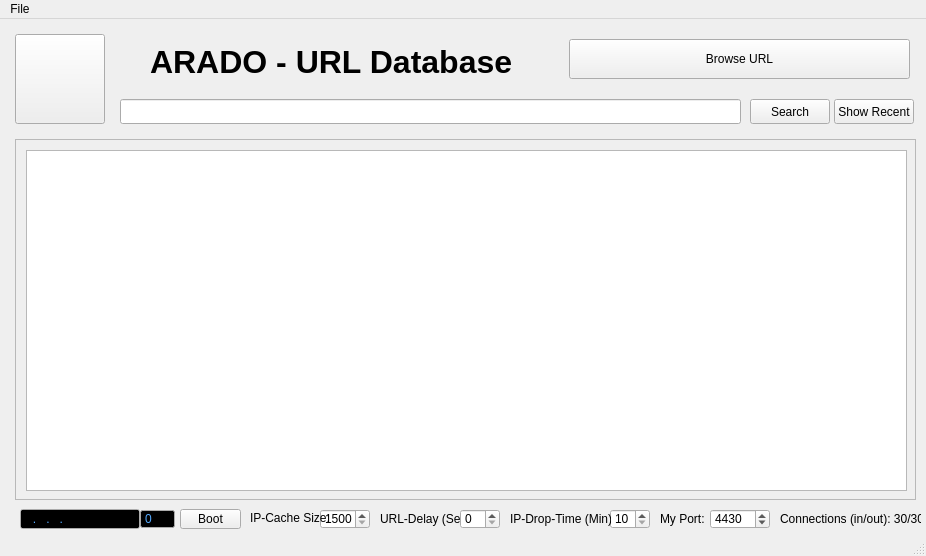
This is ui/aradomain.ui in berndhs/arado as Qt 5 draws it before an edit. The edited form follows.
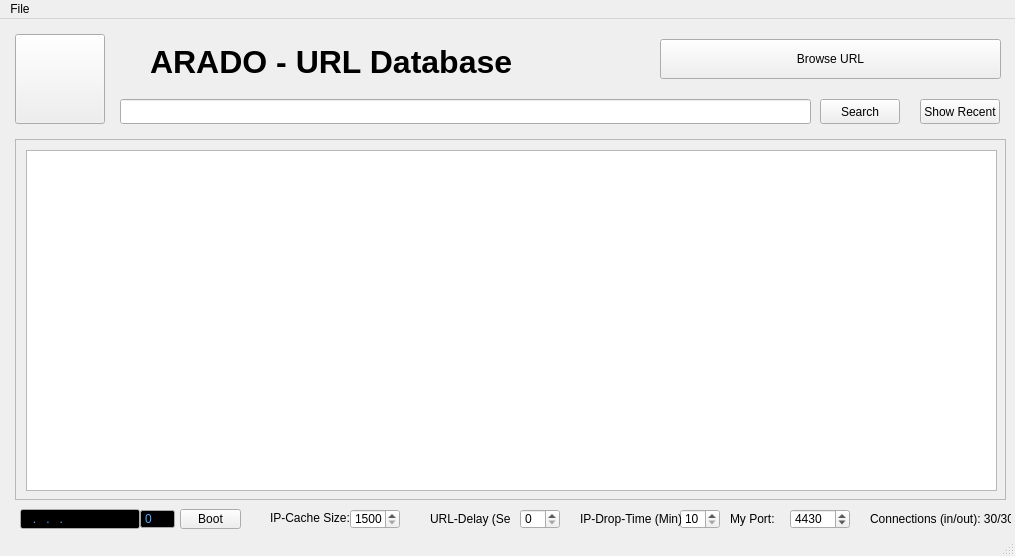
This is the edited form. Icons and pictures are not drawn.

Commit message: added SHA1 as search term in tooltip.

```diff
--- a/ui/aradomain.ui
+++ b/ui/aradomain.ui
@@ -6,7 +6,7 @@
    <rect>
     <x>0</x>
     <y>0</y>
-    <width>926</width>
+    <width>1015</width>
     <height>556</height>
    </rect>
   </property>
@@ -43,7 +43,7 @@
    <widget class="QPushButton" name="buttonfilter">
     <property name="geometry">
      <rect>
-      <x>750</x>
+      <x>820</x>
       <y>80</y>
       <width>80</width>
       <height>25</height>
@@ -59,7 +59,7 @@
    <widget class="QPushButton" name="buttonrecent">
     <property name="geometry">
      <rect>
-      <x>834</x>
+      <x>920</x>
       <y>80</y>
       <width>80</width>
       <height>25</height>
@@ -77,7 +77,7 @@
      <rect>
       <x>15</x>
       <y>120</y>
-      <width>901</width>
+      <width>991</width>
       <height>361</height>
      </rect>
     </property>
@@ -89,8 +89,8 @@
       <rect>
        <x>0</x>
        <y>0</y>
-       <width>901</width>
-       <height>361</height>
+       <width>989</width>
+       <height>359</height>
       </rect>
      </property>
      <widget class="QListView" name="listView">
@@ -98,7 +98,7 @@
        <rect>
         <x>10</x>
         <y>10</y>
-        <width>881</width>
+        <width>971</width>
         <height>341</height>
        </rect>
       </property>
@@ -110,7 +110,7 @@
      <rect>
       <x>120</x>
       <y>80</y>
-      <width>621</width>
+      <width>691</width>
       <height>25</height>
      </rect>
     </property>
@@ -123,7 +123,7 @@
      <rect>
       <x>150</x>
       <y>20</y>
-      <width>381</width>
+      <width>421</width>
       <height>45</height>
      </rect>
     </property>
@@ -340,7 +340,7 @@
    <widget class="QLabel" name="labelconnections">
     <property name="geometry">
      <rect>
-      <x>780</x>
+      <x>870</x>
       <y>490</y>
       <width>141</width>
       <height>20</height>
@@ -356,7 +356,7 @@
    <widget class="QSpinBox" name="ipcachesize">
     <property name="geometry">
      <rect>
-      <x>320</x>
+      <x>350</x>
       <y>490</y>
       <width>50</width>
       <height>20</height>
@@ -378,7 +378,7 @@
    <widget class="QLabel" name="labelipcachesize">
     <property name="geometry">
      <rect>
-      <x>250</x>
+      <x>270</x>
       <y>489</y>
       <width>81</width>
       <height>20</height>
@@ -391,7 +391,7 @@
    <widget class="QPushButton" name="buttonopenurl">
     <property name="geometry">
      <rect>
-      <x>569</x>
+      <x>660</x>
       <y>20</y>
       <width>341</width>
       <height>40</height>
@@ -407,7 +407,7 @@
    <widget class="QLabel" name="labelmyport">
     <property name="geometry">
      <rect>
-      <x>660</x>
+      <x>730</x>
       <y>490</y>
       <width>51</width>
       <height>20</height>
@@ -420,7 +420,7 @@
    <widget class="QSpinBox" name="myport">
     <property name="geometry">
      <rect>
-      <x>710</x>
+      <x>790</x>
       <y>490</y>
       <width>60</width>
       <height>20</height>
@@ -439,7 +439,7 @@
    <widget class="QSpinBox" name="urldelay">
     <property name="geometry">
      <rect>
-      <x>460</x>
+      <x>520</x>
       <y>490</y>
       <width>40</width>
       <height>20</height>
@@ -452,7 +452,7 @@
    <widget class="QLabel" name="labelurldelay">
     <property name="geometry">
      <rect>
-      <x>380</x>
+      <x>430</x>
       <y>490</y>
       <width>81</width>
       <height>20</height>
@@ -465,7 +465,7 @@
    <widget class="QSpinBox" name="ipdrop">
     <property name="geometry">
      <rect>
-      <x>610</x>
+      <x>680</x>
       <y>490</y>
       <width>40</width>
       <height>20</height>
@@ -487,7 +487,7 @@
    <widget class="QLabel" name="labelipdrop">
     <property name="geometry">
      <rect>
-      <x>510</x>
+      <x>580</x>
       <y>490</y>
       <width>101</width>
       <height>20</height>
@@ -503,7 +503,7 @@
     <rect>
      <x>0</x>
      <y>0</y>
-     <width>926</width>
+     <width>1015</width>
      <height>21</height>
     </rect>
    </property>
```
Left out of the diff: 2 changed lines with no effect on the pictures.
